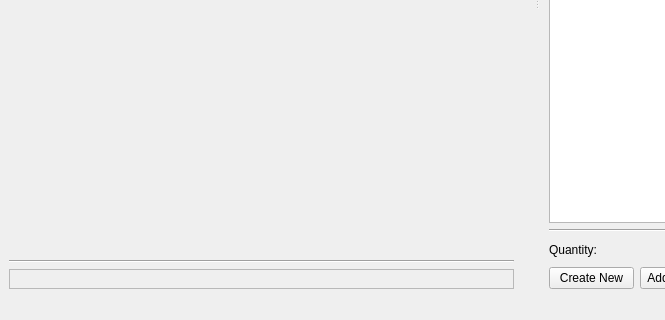
TheCodingJsoftware/Invigo, file ui/main_menu.ui: the form before one commit; both pictures show x 0 to 665 and y 320 to 640 of the 840 by 640 pixel window.
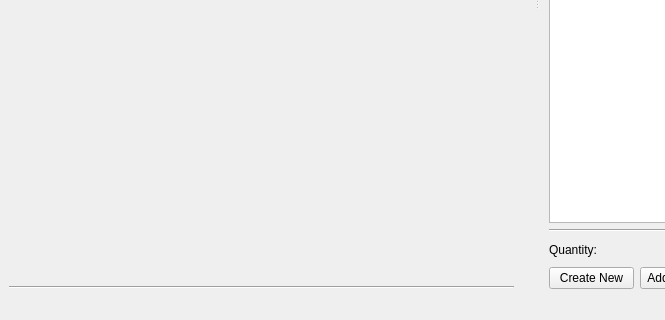
The form after the commit. The open tabs and pages were chosen to show the change.

The edit to the form file:
```diff
--- a/ui/main_menu.ui
+++ b/ui/main_menu.ui
@@ -57,7 +57,7 @@
          <x>0</x>
          <y>0</y>
          <width>507</width>
-         <height>497</height>
+         <height>510</height>
         </rect>
        </property>
        <attribute name="label">
@@ -79,29 +79,14 @@
      </widget>
     </item>
     <item>
-     <widget class="QLabel" name="lblStatus">
-      <property name="minimumSize">
-       <size>
-        <width>0</width>
-        <height>20</height>
-       </size>
+     <layout class="QVBoxLayout" name="verticalLayout_status">
+      <property name="leftMargin">
+       <number>6</number>
       </property>
-      <property name="frameShape">
-       <enum>QFrame::StyledPanel</enum>
+      <property name="rightMargin">
+       <number>6</number>
       </property>
-      <property name="frameShadow">
-       <enum>QFrame::Raised</enum>
-      </property>
-      <property name="text">
-       <string/>
-      </property>
-      <property name="textFormat">
-       <enum>Qt::RichText</enum>
-      </property>
-      <property name="alignment">
-       <set>Qt::AlignCenter</set>
-      </property>
-     </widget>
+     </layout>
     </item>
    </layout>
   </widget>
```
Left out of the diff: 4 changed lines with no effect on the pictures.
